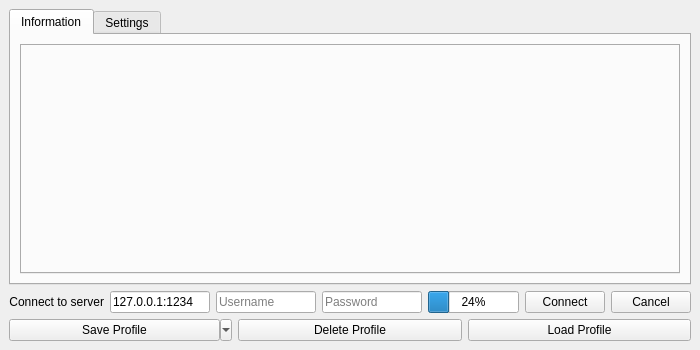
Old version of the form frontend/settingswindow.ui in the repository alessacher/htl-tk-chat.
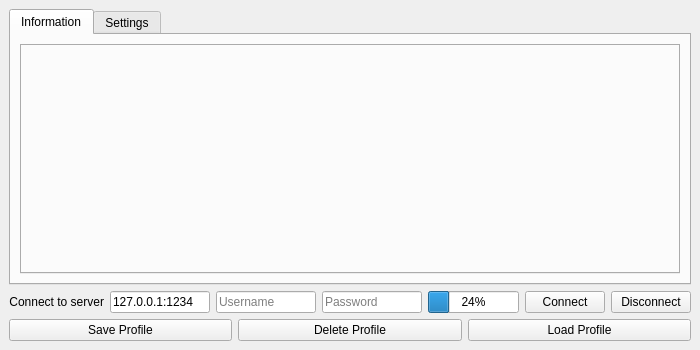
New version of the form. The open tabs and pages were chosen to show the change.

What changed in the file:
```diff
--- a/frontend/settingswindow.ui
+++ b/frontend/settingswindow.ui
@@ -18,7 +18,7 @@
     <item row="6" column="0" colspan="5">
      <layout class="QHBoxLayout" name="MainButtonsLayout">
       <item>
-       <widget class="QToolButton" name="ButtonSaveProfile">
+       <widget class="QPushButton" name="ButtonSaveProfile">
         <property name="sizePolicy">
          <sizepolicy hsizetype="Minimum" vsizetype="Minimum">
           <horstretch>0</horstretch>
@@ -28,9 +28,6 @@
         <property name="text">
          <string>Save Profile</string>
         </property>
-        <property name="popupMode">
-         <enum>QToolButton::MenuButtonPopup</enum>
-        </property>
        </widget>
       </item>
       <item>
@@ -175,7 +172,7 @@
       <item>
        <widget class="QPushButton" name="ButtonEndConnection">
         <property name="text">
-         <string>Cancel</string>
+         <string>Disconnect</string>
         </property>
        </widget>
       </item>
```
Left out of the diff: 13 changed lines with no effect on the pictures.
